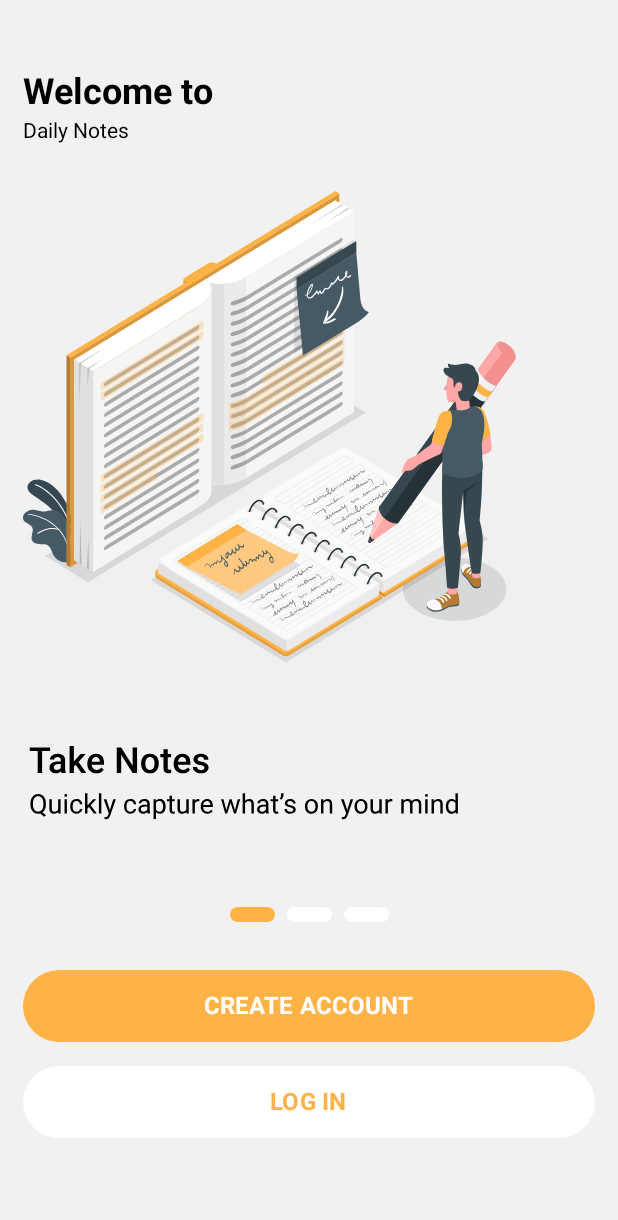
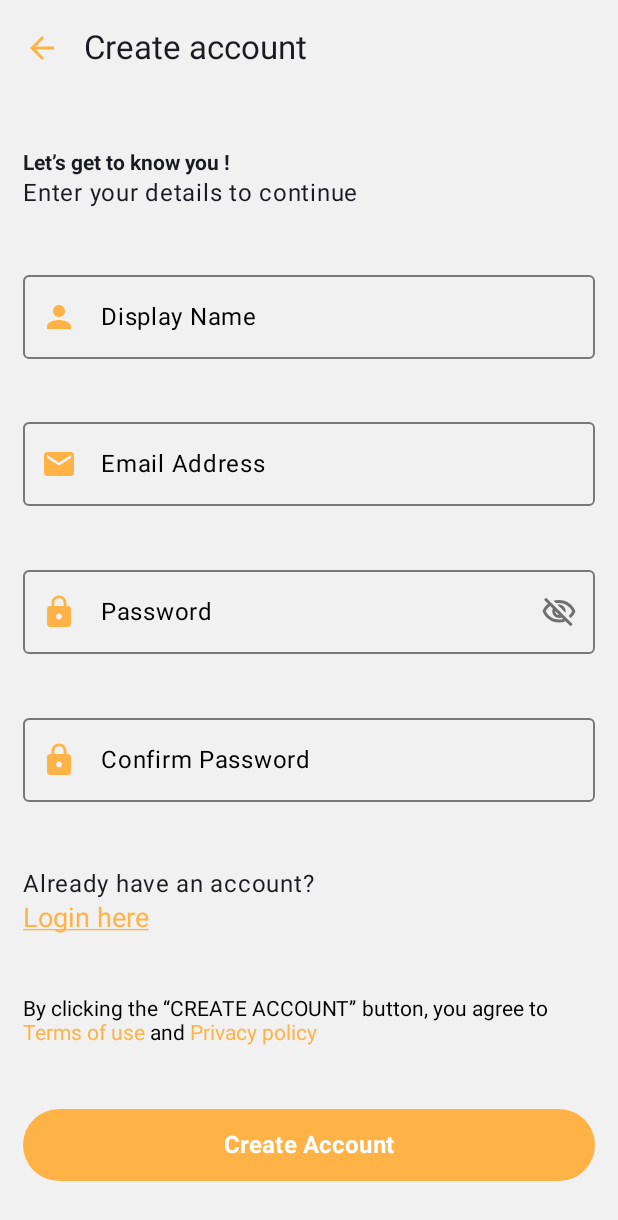
Before and after one commit to jpmehedi/daily_notes, an Android app built with Jetpack Compose: the screen it shows after launch (MainActivity), on a phone screen of 412 x 824 dp. Shown: the top 1220 px of the screen. Run offline under Robolectric (Android 15) with nearby library versions, the phone set to English and light mode, and no system bars; our stand-ins replace accompanist.

Commit message:
Sigin screen design completed

```diff
--- /dev/null
+++ b/app/src/main/java/com/example/habit_tracker/ForgotPasswordScreen.kt
@@ -0,0 +1 @@
+package com.example.habit_tracker
--- a/app/src/main/java/com/example/habit_tracker/MainActivity.kt
+++ b/app/src/main/java/com/example/habit_tracker/MainActivity.kt
@@ -35,12 +35,13 @@ class MainActivity : ComponentActivity() {
         enableEdgeToEdge()
         setContent {
             DailyNotes {
-                Surface(modifier = Modifier.fillMaxSize(), color = BackgroundColor) {
-                    OnBoardingScreen(
-                        modifier = Modifier
-                            .fillMaxSize()
-                    )
-                }
+//                Surface(modifier = Modifier.fillMaxSize(), color = BackgroundColor) {
+//                    OnBoardingScreen(
+//                        modifier = Modifier
+//                            .fillMaxSize()
+//                    )
+//                }
+                SignUpScreen()
 
             }
         }
--- a/app/src/main/java/com/example/habit_tracker/OnBordingScreen.kt
+++ b/app/src/main/java/com/example/habit_tracker/OnBordingScreen.kt
@@ -45,7 +45,7 @@ import com.example.habit_tracker.ui.theme.TextColor
 @OptIn(ExperimentalFoundationApi::class)
 @Preview(showBackground = true)
 @Composable
-fun OnBoardingScreen(modifier: Modifier = Modifier) {
+fun OnBoardingScreen() {
     val pageCount = 3;
     val pagerState = rememberPagerState(
         pageCount = {pageCount}
--- /dev/null
+++ b/app/src/main/java/com/example/habit_tracker/SignInScreen.kt
@@ -0,0 +1 @@
+package com.example.habit_tracker
--- /dev/null
+++ b/app/src/main/java/com/example/habit_tracker/SignUpScreen.kt
@@ -0,0 +1,224 @@
+package com.example.habit_tracker
+
+import android.util.Log
+import androidx.compose.foundation.Image
+import androidx.compose.foundation.background
+import androidx.compose.foundation.clickable
+import androidx.compose.foundation.gestures.scrollable
+import androidx.compose.foundation.layout.Arrangement
+import androidx.compose.foundation.layout.Box
+import androidx.compose.foundation.layout.Column
+import androidx.compose.foundation.layout.fillMaxHeight
+import androidx.compose.foundation.layout.fillMaxSize
+import androidx.compose.foundation.layout.fillMaxWidth
+import androidx.compose.foundation.layout.padding
+import androidx.compose.foundation.rememberScrollState
+import androidx.compose.foundation.text.ClickableText
+import androidx.compose.foundation.verticalScroll
+import androidx.compose.material.icons.Icons
+import androidx.compose.material.icons.filled.ArrowBack
+import androidx.compose.material.icons.filled.Email
+import androidx.compose.material.icons.filled.Lock
+import androidx.compose.material.icons.filled.Person
+import androidx.compose.material3.ExperimentalMaterial3Api
+import androidx.compose.material3.Icon
+import androidx.compose.material3.IconButton
+import androidx.compose.material3.OutlinedTextField
+import androidx.compose.material3.OutlinedTextFieldDefaults
+import androidx.compose.material3.Scaffold
+import androidx.compose.material3.Text
+import androidx.compose.material3.TextButton
+import androidx.compose.material3.TopAppBar
+import androidx.compose.material3.TopAppBarDefaults
+import androidx.compose.runtime.Composable
+import androidx.compose.runtime.mutableStateOf
+import androidx.compose.runtime.remember
+import androidx.compose.ui.Alignment
+import androidx.compose.ui.Modifier
+import androidx.compose.ui.graphics.Color
+import androidx.compose.ui.graphics.painter.Painter
+import androidx.compose.ui.graphics.vector.ImageVector
+import androidx.compose.ui.res.painterResource
+import androidx.compose.ui.text.AnnotatedString
+import androidx.compose.ui.text.SpanStyle
+import androidx.compose.ui.text.TextStyle
+import androidx.compose.ui.text.buildAnnotatedString
+import androidx.compose.ui.text.font.FontWeight
+import androidx.compose.ui.text.style.TextDecoration
+import androidx.compose.ui.text.withStyle
+import androidx.compose.ui.unit.dp
+import androidx.compose.ui.unit.sp
+import com.example.habit_tracker.ui.theme.BackgroundColor
+import com.example.habit_tracker.ui.theme.InputFieldColor
+import com.example.habit_tracker.ui.theme.PrimaryColor
+import com.example.habit_tracker.ui.theme.SecondaryColor
+import com.example.habit_tracker.ui.theme.TextColor
+
+@OptIn(ExperimentalMaterial3Api::class)
+@Composable
+fun  SignUpScreen() {
+    var isPasswordVisible = remember { mutableStateOf(false) }
+    Box (
+        modifier = Modifier
+            .fillMaxSize()
+            .background(BackgroundColor),
+    ){
+        Scaffold(
+            topBar = {
+                TopAppBar(
+                    title = {Text("Create account")},
+                    colors = TopAppBarDefaults.topAppBarColors(
+                        containerColor = BackgroundColor
+                    ),
+                    navigationIcon = {
+                        IconButton(
+                            onClick = { /*TODO*/ },
+                            content = {
+                                Icon(
+                                    imageVector = Icons.Filled.ArrowBack,
+                                    contentDescription = "Back",
+                                    tint = PrimaryColor
+                                )
+                            }
+                        )
+                    }
+                )
+            },
+
+            content = {it ->
+                Box(
+                    modifier = Modifier
+                        .padding(it)
+                        .fillMaxWidth()
+                        .fillMaxHeight()
+                        .background(BackgroundColor),
+                ) {
+                   Column(
+                       modifier = Modifier.fillMaxHeight()
+                           .padding(15.dp)
+                           .verticalScroll(rememberScrollState()),
+                       horizontalAlignment = Alignment.Start,
+                       verticalArrangement = Arrangement.SpaceAround
+                   ) {
+                       Column (
+                           horizontalAlignment = Alignment.Start,
+                           verticalArrangement = Arrangement.SpaceAround
+                       ){
+                           Text(text = "Let’s get to know you !",
+                               style = TextStyle(fontWeight = FontWeight.Bold, fontSize = 14.sp)
+                           )
+                           Text(text = "Enter your details to continue")
+                       }
+                       CustomInputField(
+                           value = "Display Name",
+                           onValueChange = {},
+                           prefixIcon = Icons.Filled.Person,
+                           hasSuffix = false
+                       )
+                       CustomInputField(
+                           value = "Email Address",
+                           onValueChange = {},
+                           prefixIcon = Icons.Filled.Email,
+                           hasSuffix = false
+                       )
+                       CustomInputField(
+                           value = "Password",
+                           onValueChange = {},
+                           prefixIcon = Icons.Filled.Lock,
+                           hasSuffix = true,
+                           onClick = {
+                               isPasswordVisible.value = !isPasswordVisible.value
+                           },
+                           suffixIcon = painterResource(id = if(isPasswordVisible.value) R.drawable.visibility else R.drawable.visibility_off)
+                       )
+                       CustomInputField(
+                           value = "Confirm Password",
+                           onValueChange = {},
+                           prefixIcon = Icons.Filled.Lock,
+                           hasSuffix = false
+                       )
+                       Column {
+                           Text(text = "Already have an account?")
+                           ClickableText(
+                               text = AnnotatedString("Login here"),
+                               style = TextStyle(
+                                   color = PrimaryColor,
+                                   fontSize = 18.sp,
+                                   textDecoration = TextDecoration.Underline
+                               ),
+                               onClick = { offset ->
+                                   Log.i("debug", "SignUpScreen:")
+                               }
+                           )
+                       }
+                       CustomClickableText()
+                       CustomButton(
+                           buttonName = "Create Account",
+                           color = PrimaryColor,
+                           textColor = SecondaryColor
+                       ) {
+
+                       }
+                   }
+                }
+            },
+        )
+    }
+}
+
+@Composable
+fun CustomClickableText() {
+    val tnc = "Terms of use"
+    val privacyPolicy = "Privacy policy"
+    val annotatedString = buildAnnotatedString {
+        append("By clicking the “CREATE ACCOUNT” button, you agree to ",)
+        withStyle(style = SpanStyle(color = PrimaryColor), ) {
+            pushStringAnnotation(tag = tnc, annotation = tnc)
+            append(tnc)
+        }
+        append(" and ")
+        withStyle(style = SpanStyle(color = PrimaryColor), ) {
+            pushStringAnnotation(tag = privacyPolicy, annotation = privacyPolicy)
+            append(privacyPolicy)
+        }
+    }
+    ClickableText(
+        text = annotatedString,
+        onClick = { offset ->
+        annotatedString.getStringAnnotations(offset, offset)
+            .firstOrNull()?.let { span ->
+                println("Clicked on ${span.item}")
+            }
+        }
+    )
+}
+
+
+@Composable
+fun CustomInputField(
+    value: String, onValueChange: (String) -> Unit, prefixIcon: ImageVector,
+    suffixIcon: Painter? = null, hasSuffix: Boolean, onClick: () -> Unit = {}
+){
+    OutlinedTextField(
+        value = value,
+        onValueChange = onValueChange,
+        modifier = Modifier.fillMaxWidth(),
+        leadingIcon = {
+            Icon(
+                imageVector = prefixIcon,
+                contentDescription ="",
+                tint = PrimaryColor
+            )
+        },
+        trailingIcon = {
+            if(hasSuffix && suffixIcon!= null)
+              IconButton(onClick = onClick) {
+                  Image(painter = suffixIcon, contentDescription ="" )
+              }
+        },
+        colors = OutlinedTextFieldDefaults.colors(
+            unfocusedTextColor = TextColor,
+            unfocusedBorderColor = InputFieldColor
+        ),
+    )
+}
--- /dev/null
+++ b/app/src/main/res/drawable/visibility.xml
@@ -0,0 +1,5 @@
+<vector xmlns:android="http://schemas.android.com/apk/res/android" android:autoMirrored="true" android:height="24dp" android:viewportHeight="24" android:viewportWidth="24" android:width="24dp">
+
+    <path android:fillAlpha="0.54" android:fillColor="#000000" android:fillType="evenOdd" android:pathData="M1,12C2.73,7.61 7,4.5 12,4.5C17,4.5 21.27,7.61 23,12C21.27,16.39 17,19.5 12,19.5C7,19.5 2.73,16.39 1,12ZM20.82,12C19.17,8.63 15.79,6.5 12,6.5C8.21,6.5 4.83,8.63 3.18,12C4.83,15.37 8.21,17.5 12,17.5C15.79,17.5 19.17,15.37 20.82,12ZM12,9.5C13.38,9.5 14.5,10.62 14.5,12C14.5,13.38 13.38,14.5 12,14.5C10.62,14.5 9.5,13.38 9.5,12C9.5,10.62 10.62,9.5 12,9.5ZM7.5,12C7.5,9.52 9.52,7.5 12,7.5C14.48,7.5 16.5,9.52 16.5,12C16.5,14.48 14.48,16.5 12,16.5C9.52,16.5 7.5,14.48 7.5,12Z"/>
+
+</vector>
--- /dev/null
+++ b/app/src/main/res/drawable/visibility_off.xml
@@ -0,0 +1,5 @@
+<vector xmlns:android="http://schemas.android.com/apk/res/android" android:autoMirrored="true" android:height="24dp" android:viewportHeight="24" android:viewportWidth="24" android:width="24dp">
+
+    <path android:fillAlpha="0.54" android:fillColor="#000000" android:fillType="evenOdd" android:pathData="M4.69,6.525L2.01,3.845L3.42,2.425L21.15,20.165L19.74,21.575L16.32,18.155C14.98,18.685 13.52,18.975 12,18.975C7,18.975 2.73,15.865 1,11.475C1.77,9.505 3.06,7.805 4.69,6.525ZM12,5.975C15.79,5.975 19.17,8.105 20.82,11.475C20.23,12.695 19.4,13.745 18.41,14.595L19.82,16.005C21.21,14.775 22.31,13.235 23,11.475C21.27,7.085 17,3.975 12,3.975C10.73,3.975 9.51,4.175 8.36,4.545L10.01,6.195C10.66,6.065 11.32,5.975 12,5.975ZM10.93,7.115L13,9.185C13.57,9.435 14.03,9.895 14.28,10.465L16.35,12.535C16.43,12.195 16.49,11.835 16.49,11.465C16.5,8.985 14.48,6.975 12,6.975C11.63,6.975 11.28,7.025 10.93,7.115ZM9.51,11.345L12.12,13.955C12.08,13.965 12.04,13.975 12,13.975C10.62,13.975 9.5,12.855 9.5,11.475C9.5,11.45 9.502,11.43 9.505,11.41C9.507,11.39 9.51,11.37 9.51,11.345ZM7.86,9.695L6.11,7.945C4.9,8.865 3.88,10.045 3.18,11.475C4.83,14.845 8.21,16.975 12,16.975C12.95,16.975 13.87,16.835 14.75,16.595L13.77,15.615C13.23,15.845 12.63,15.975 12,15.975C9.52,15.975 7.5,13.955 7.5,11.475C7.5,10.845 7.63,10.245 7.86,9.695Z"/>
+
+</vector>
```
